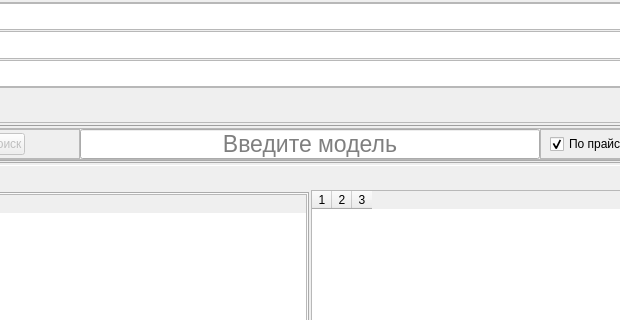
Wrexan/MDA, file MDA_UI/window_main.ui: the form before one commit; both pictures show x 330 to 950 and y 0 to 320 of the 1280 by 700 pixel window.
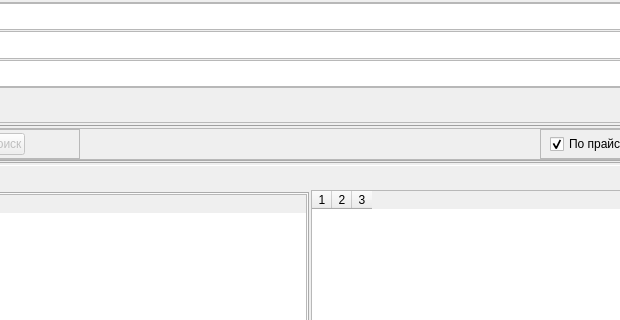
The form after the commit. Icons and pictures are not drawn.

Commit message: reworked input line to separate class finished with manufacturer wheel

```diff
--- a/MDA_UI/window_main.ui
+++ b/MDA_UI/window_main.ui
@@ -770,7 +770,7 @@
                  </widget>
                 </item>
                 <item>
-                 <widget class="QLineEdit" name="input_search">
+                 <widget class="QWidget" name="search_widget" native="true">
                   <property name="sizePolicy">
                    <sizepolicy hsizetype="Fixed" vsizetype="Fixed">
                     <horstretch>0</horstretch>
@@ -795,21 +795,27 @@
                     <height>30</height>
                    </size>
                   </property>
-                  <property name="font">
-                   <font>
-                    <family>MS Shell Dlg 2</family>
-                    <pointsize>17</pointsize>
-                   </font>
-                  </property>
-                  <property name="maxLength">
-                   <number>32</number>
-                  </property>
-                  <property name="alignment">
-                   <set>Qt::AlignCenter</set>
-                  </property>
-                  <property name="placeholderText">
-                   <string>Введите модель</string>
-                  </property>
+                  <layout class="QHBoxLayout" name="horizontalLayout_9">
+                   <property name="leftMargin">
+                    <number>0</number>
+                   </property>
+                   <property name="topMargin">
+                    <number>0</number>
+                   </property>
+                   <property name="rightMargin">
+                    <number>0</number>
+                   </property>
+                   <property name="bottomMargin">
+                    <number>0</number>
+                   </property>
+                   <item>
+                    <layout class="QHBoxLayout" name="search_layout">
+                     <property name="spacing">
+                      <number>0</number>
+                     </property>
+                    </layout>
+                   </item>
+                  </layout>
                  </widget>
                 </item>
                 <item>
```
The commit also changes 2 other files.
